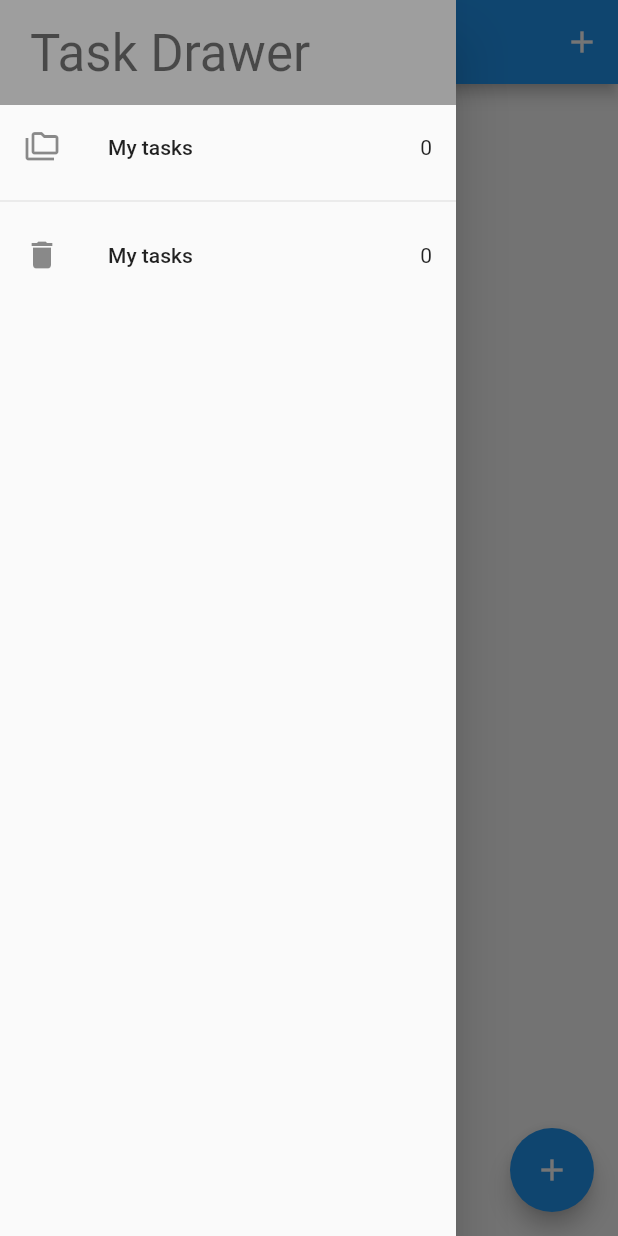
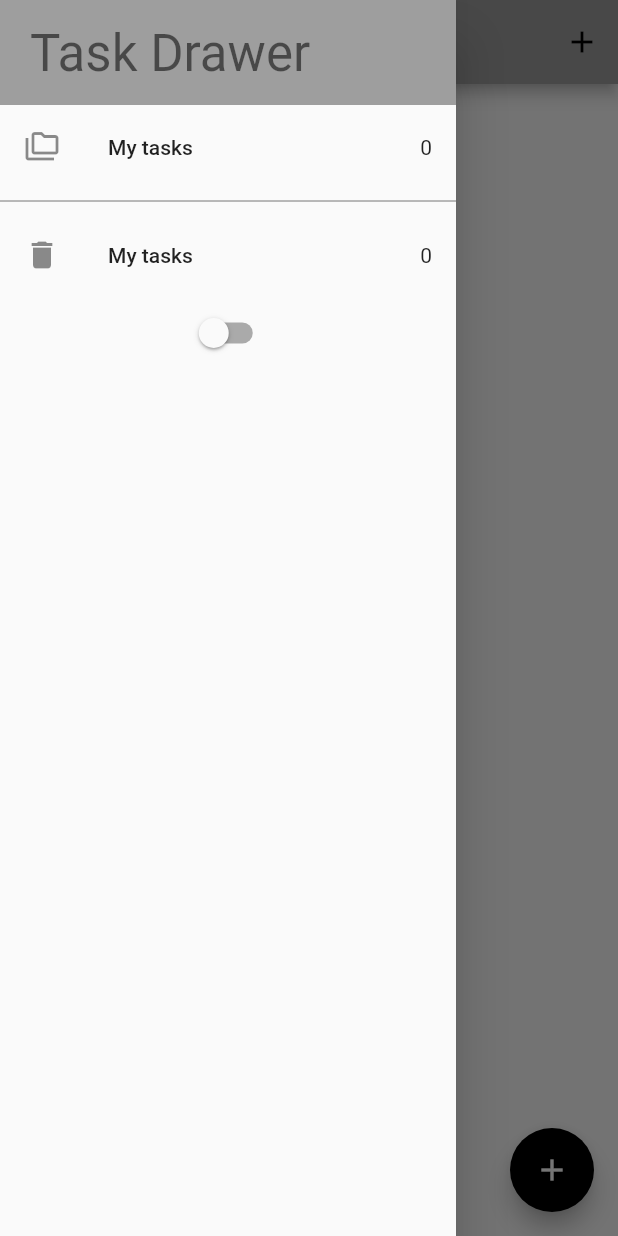
Before and after one commit to staticGuru/Todoapp, a Flutter app: the screen it shows after launch, with the side drawer open, on a phone screen of 412 x 824 dp. Run offline on Flutter 3.47's test engine with Material 2 defaults, Android fonts, the phone set to English and light mode, and no system bars; our stand-ins replace bloc, equatable, flutter_bloc, hydrated_bloc; missing offline and left inert: dart:ffi.

```diff
--- a/lib/blocs/bloc_exports.dart
+++ b/lib/blocs/bloc_exports.dart
@@ -1,3 +1,4 @@
-export './bloc/tasks_bloc.dart';
+export './task_bloc/tasks_bloc.dart';
+export './switch_bloc/switch_bloc.dart';
 export 'package:flutter_bloc/flutter_bloc.dart';
 export 'package:hydrated_bloc/hydrated_bloc.dart';
--- /dev/null
+++ b/lib/blocs/switch_bloc/switch_bloc.dart
@@ -0,0 +1,16 @@
+import 'package:bloc/bloc.dart';
+import 'package:equatable/equatable.dart';
+
+part 'switch_event.dart';
+part 'switch_state.dart';
+
+class SwitchBloc extends Bloc<SwitchEvent, SwitchState> {
+  SwitchBloc() : super(SwitchInitial(switchValue: false)) {
+    on<SwitchOnEvent>((event, emit) {
+      emit(const SwitchState(switchValue: true));
+    });
+    on<SwitchOffEvent>((event, emit) {
+      emit(const SwitchState(switchValue: false));
+    });
+  }
+}
--- /dev/null
+++ b/lib/blocs/switch_bloc/switch_event.dart
@@ -0,0 +1,10 @@
+part of 'switch_bloc.dart';
+
+abstract class SwitchEvent extends Equatable {
+  const SwitchEvent();
+
+  @override
+  List<Object> get props => [];
+}
+class SwitchOnEvent extends SwitchEvent {}
+class SwitchOffEvent extends SwitchEvent {}
--- /dev/null
+++ b/lib/blocs/switch_bloc/switch_state.dart
@@ -0,0 +1,29 @@
+// ignore_for_file: public_member_api_docs, sort_constructors_first
+
+part of 'switch_bloc.dart';
+
+class SwitchState extends Equatable {
+  final bool switchValue;
+  const SwitchState({required this.switchValue});
+
+  @override
+  List<Object> get props => [switchValue];
+
+  Map<String, dynamic> toMap() {
+    return <String, dynamic>{
+      'switchValue': switchValue,
+    };
+  }
+
+  factory SwitchState.fromMap(Map<String, dynamic> map) {
+    return SwitchState(
+      switchValue: map['switchValue'] as bool,
+    );
+  }
+
+
+}
+
+class SwitchInitial extends SwitchState {
+  SwitchInitial({required super.switchValue});
+}
--- a/lib/main.dart
+++ b/lib/main.dart
@@ -1,6 +1,7 @@
 import 'package:flutter/material.dart';
 import 'package:path_provider/path_provider.dart';
 import 'package:todoapp/service/app_router.dart';
+import 'package:todoapp/service/app_theme.dart';
 import 'blocs/bloc_exports.dart';
 import 'package:todoapp/screens/tasks_screen.dart';
 
@@ -20,16 +21,23 @@ class MyApp extends StatelessWidget {
   // This widget is the root of your application.
   @override
   Widget build(BuildContext context) {
-    return BlocProvider(
-      create: (context) => TasksBloc(),
+    return MultiBlocProvider(
+      providers: [
+        BlocProvider(create: (context) => TasksBloc()),
+        BlocProvider(create: (context) => SwitchBloc()),
+      ],
       // ..add(AddTask(task: Task(title: "task1")))
-      child: MaterialApp(
-        title: 'Flutter Demo',
-        theme: ThemeData(
-          primarySwatch: Colors.blue,
-        ),
-        home: const TasksScreen(),
-        onGenerateRoute: appRouter.onGenerateRoute,
+      child: BlocBuilder<SwitchBloc, SwitchState>(
+        builder: (context, state) {
+          return MaterialApp(
+            title: 'Flutter Demo',
+            theme: state.switchValue
+                ? AppThemes.appThemeData[AppTheme.darkTheme]
+                : AppThemes.appThemeData[AppTheme.lightTheme],
+            home: const TasksScreen(),
+            onGenerateRoute: appRouter.onGenerateRoute,
+          );
+        },
       ),
     );
   }
--- a/lib/screens/my_drawer.dart
+++ b/lib/screens/my_drawer.dart
@@ -3,14 +3,9 @@ import 'package:todoapp/blocs/bloc_exports.dart';
 import 'package:todoapp/screens/recycle_bin.dart';
 import 'package:todoapp/screens/tasks_screen.dart';
 
-class MyDrawer extends StatefulWidget {
+class MyDrawer extends StatelessWidget {
   MyDrawer({Key? key}) : super(key: key);
 
-  @override
-  State<MyDrawer> createState() => _MyDrawerState();
-}
-
-class _MyDrawerState extends State<MyDrawer> {
   @override
   Widget build(BuildContext context) {
     return SafeArea(
@@ -24,31 +19,40 @@ class _MyDrawerState extends State<MyDrawer> {
               child: Text("Task Drawer",
                   style: Theme.of(context).textTheme.headline4),
             ),
-            BlocBuilder<TasksBloc,TasksState>(
-              builder: (context, state) {
+            BlocBuilder<TasksBloc, TasksState>(builder: (context, state) {
               return GestureDetector(
-                  onTap: ()=>Navigator.of(context).pushReplacementNamed(TasksScreen.id),
+                onTap: () =>
+                    Navigator.of(context).pushReplacementNamed(TasksScreen.id),
                 child: ListTile(
                   leading: const Icon(Icons.folder_copy_outlined),
                   title: const Text("My tasks"),
                   trailing: Text("${state.allTasks.length}"),
                 ),
               );
-              }
-            ),
+            }),
             const Divider(),
-            BlocBuilder<TasksBloc,TasksState>(
-             builder: (context, state) {
+            BlocBuilder<TasksBloc, TasksState>(builder: (context, state) {
               return GestureDetector(
-                  onTap: ()=>Navigator.of(context).pushReplacementNamed(RecyleBin.id),
-                  child:  ListTile(
+                onTap: () =>
+                    Navigator.of(context).pushReplacementNamed(RecyleBin.id),
+                child: ListTile(
                   leading: const Icon(Icons.delete),
                   title: const Text("My tasks"),
                   trailing: Text("${state.removedTasks.length}"),
                 ),
               );
-              }
-            ),
+            }),
+            BlocBuilder<SwitchBloc, SwitchState>(
+              builder: (context, state) {
+                return Switch(
+                    value: state.switchValue,
+                    onChanged: (onChange) {
+                      onChange
+                          ? context.read<SwitchBloc>().add(SwitchOnEvent())
+                          : context.read<SwitchBloc>().add(SwitchOffEvent());
+                    });
+              },
+            )
           ],
         ),
       ),
--- /dev/null
+++ b/lib/service/app_theme.dart
@@ -0,0 +1,55 @@
+import 'package:flutter/material.dart';
+
+enum AppTheme { lightTheme, darkTheme }
+
+class AppThemes {
+  static final appThemeData = {
+    AppTheme.darkTheme: ThemeData(
+      primarySwatch: Colors.grey,
+      primaryColor: Colors.black,
+      brightness: Brightness.dark,
+      backgroundColor: const Color(0xFF212121),
+      dividerColor: Colors.black54,
+      floatingActionButtonTheme: const FloatingActionButtonThemeData(
+        backgroundColor: Colors.white,
+      ),
+      textButtonTheme: TextButtonThemeData(
+        style: ButtonStyle(
+          foregroundColor: MaterialStateProperty.all(Colors.white),
+        ),
+      ),
+      textTheme: const TextTheme(
+        subtitle1: TextStyle(color: Colors.white),
+      ),
+      bottomNavigationBarTheme: const BottomNavigationBarThemeData(
+          backgroundColor: Colors.grey, unselectedItemColor: Colors.white),
+    ),
+
+    //
+    //
+
+    AppTheme.lightTheme: ThemeData(
+      primarySwatch: Colors.grey,
+      primaryColor: Colors.white,
+      brightness: Brightness.light,
+      backgroundColor: const Color(0xFFE5E5E5),
+      dividerColor: const Color(0xff757575),
+      floatingActionButtonTheme: const FloatingActionButtonThemeData(
+        backgroundColor: Colors.black,
+        foregroundColor: Colors.white,
+      ),
+      textButtonTheme: TextButtonThemeData(
+        style: ButtonStyle(
+          foregroundColor: MaterialStateProperty.all(Colors.black),
+        ),
+      ),
+      textTheme: const TextTheme(
+        subtitle1: TextStyle(color: Colors.black),
+      ),
+      bottomNavigationBarTheme: const BottomNavigationBarThemeData(
+          backgroundColor: Colors.grey,
+          selectedItemColor: Colors.black,
+          unselectedItemColor: Colors.white),
+    ),
+  };
+}
```
Also changed, not shown: lib/blocs/task_bloc/tasks_bloc.dart (renamed from lib/blocs/bloc/tasks_bloc.dart), lib/blocs/task_bloc/tasks_event.dart (renamed from lib/blocs/bloc/tasks_event.dart), lib/blocs/task_bloc/tasks_state.dart (renamed from lib/blocs/bloc/tasks_state.dart). Lines whose indentation alone changed are shown as unchanged.
